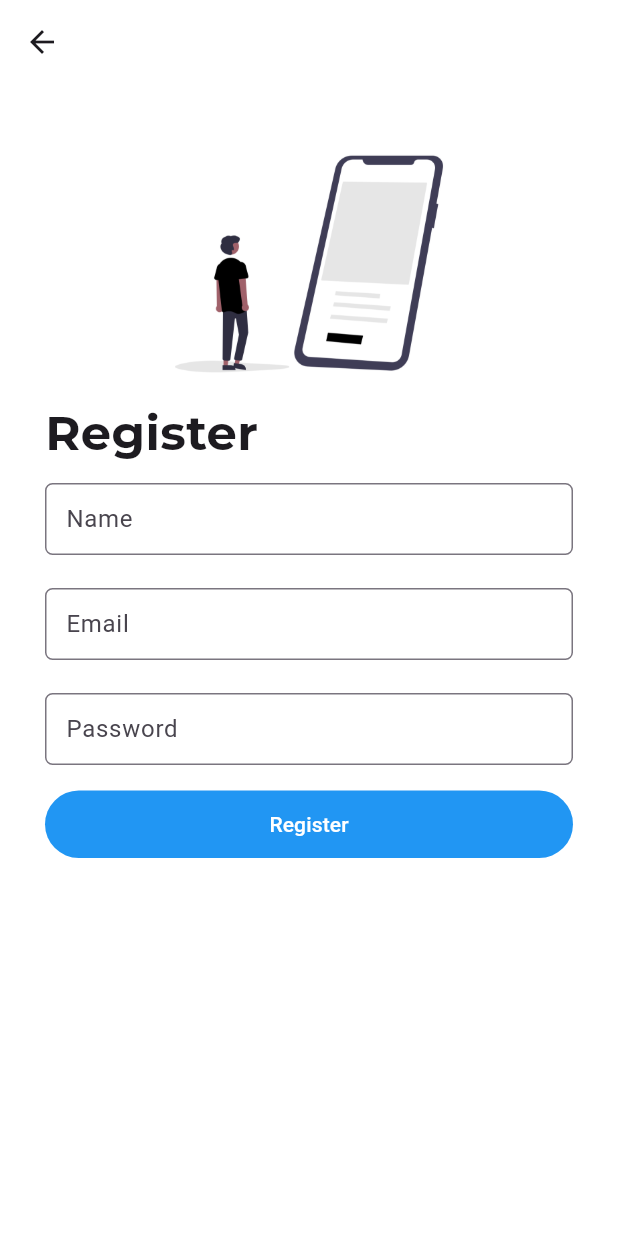
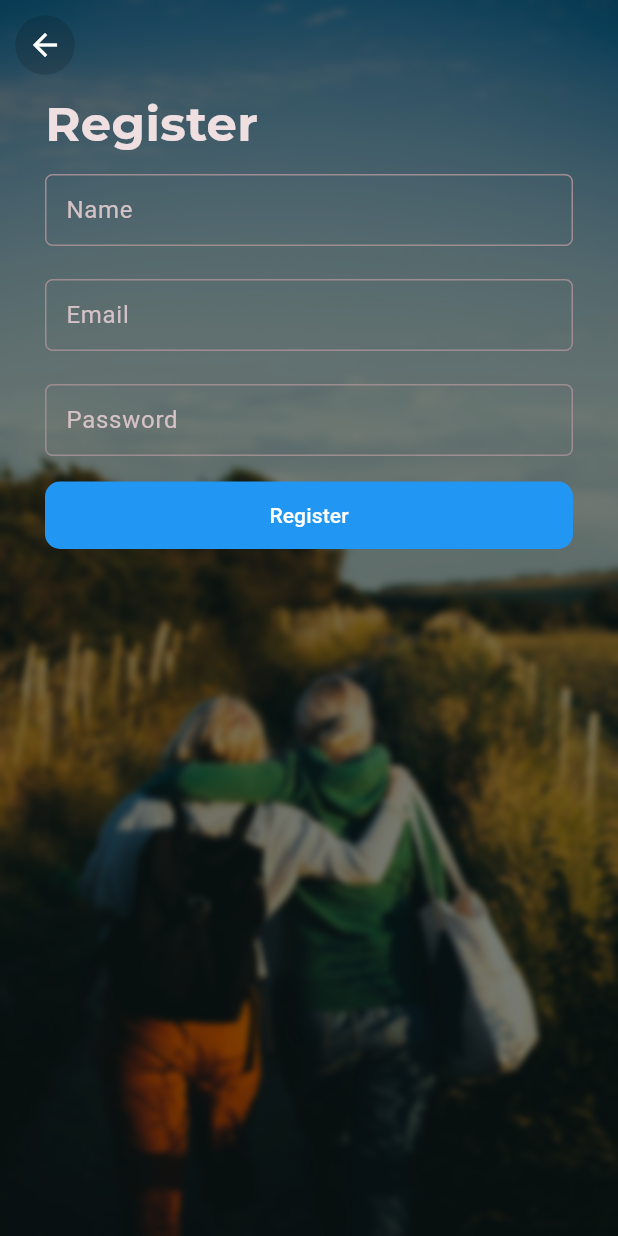
Before and after one commit to jhorgiGheovani/storylens_flutter, a Flutter app: the RegisterPage screen opened directly with empty values, after a tap on "Register", on a phone screen of 412 x 824 dp. Run offline on Flutter 3.47's test engine with Material 3 defaults, Android fonts, the phone set to English and light mode, and no system bars; our stand-ins replace font_awesome_flutter, geocoding, google_fonts, google_maps_flutter, image_picker, location and 1 more; accounts and stored records are empty; network calls fail.

Commit message:
fixing bug

```diff
--- a/lib/main.dart
+++ b/lib/main.dart
@@ -47,6 +47,12 @@ class _MyAppState extends State<MyApp> {
             colorScheme: ColorScheme.fromSeed(seedColor: Colors.deepPurple),
             useMaterial3: true,
           ),
+          darkTheme: ThemeData(
+            useMaterial3: true,
+            brightness: Brightness.dark,
+            colorSchemeSeed: Colors.black,
+          ),
+          themeMode: ThemeMode.dark,
           home: Router(
             routerDelegate: myRouterDelegate,
             backButtonDispatcher: RootBackButtonDispatcher(),
--- a/lib/ui/login_page.dart
+++ b/lib/ui/login_page.dart
@@ -26,7 +26,6 @@ class _LoginPageState extends State<LoginPage>
 
   final passwordController = TextEditingController();
   late AnimationController _controller;
-  late Animation<double> _animation;
 
   @override
   void initState() {
@@ -35,13 +34,6 @@ class _LoginPageState extends State<LoginPage>
       vsync: this,
       duration: const Duration(milliseconds: 700), // Adjust duration as needed
     );
-    _animation = Tween<double>(
-      begin: 0.0,
-      end: 1.0,
-    ).animate(CurvedAnimation(
-      parent: _controller,
-      curve: Curves.easeInOut, // Adjust curve as needed
-    ));
     _controller.forward();
   }
 
@@ -55,54 +47,97 @@ class _LoginPageState extends State<LoginPage>
   @override
   Widget build(BuildContext context) {
     return Scaffold(
-        backgroundColor: Colors.white,
+        backgroundColor: Colors.black,
         body: SafeArea(
-            child: SingleChildScrollView(
-                child: FadeTransition(
-          opacity: _animation,
-          child: Column(
-            mainAxisAlignment: MainAxisAlignment.start,
-            crossAxisAlignment: CrossAxisAlignment.start,
+            child: Stack(
           children: [
-              Center(
+            Positioned.fill(
+              child: ColorFiltered(
+                colorFilter: ColorFilter.mode(
+                  Colors.black.withOpacity(0.5), // Adjust the opacity as needed
+                  BlendMode.darken,
+                ),
                 child: Image.asset(
-                  'images/login.png',
-                  height: 200,
+                  'images/loginbg.jpg', // Replace with your image asset
+                  fit: BoxFit.cover,
+                ),
               ),
             ),
             Padding(
-                padding: const EdgeInsets.only(left: 30),
-                child: Text(
-                  "Welcome \nBack!",
-                  style: myTextTheme.headlineMedium
-                      ?.copyWith(fontWeight: FontWeight.bold),
+              padding: const EdgeInsets.symmetric(vertical: 30),
+              child: Column(
+                children: [
+                  Padding(
+                    padding: const EdgeInsets.only(top: 50, bottom: 40),
+                    child: Column(
+                      crossAxisAlignment: CrossAxisAlignment.center,
+                      children: [
+                        Text(
+                          "Storylens",
+                          style: myTextTheme.displaySmall?.copyWith(
+                            color: Colors.white,
+                            fontWeight: FontWeight.w700,
+                            shadows: [
+                              Shadow(
+                                blurRadius: 10.0,
+                                color: Colors.black.withOpacity(0.5),
+                                offset: Offset(3.0, 3.0),
+                              ),
+                            ],
+                          ),
+                        ),
+                        Text(
+                          "Every Picture Tells a Story",
+                          style: myTextTheme.labelMedium?.copyWith(
+                            color: Colors.white,
+                            fontWeight: FontWeight.w700,
+                            letterSpacing: 1.2,
+                            shadows: [
+                              Shadow(
+                                blurRadius: 10.0,
+                                color: Colors.black.withOpacity(0.5),
+                                offset: const Offset(3.0, 3.0),
+                              ),
+                            ],
+                          ),
+                        ),
+                      ],
                     ),
                   ),
                   Padding(
-                  padding: const EdgeInsets.only(left: 30, right: 30, top: 10),
+                    padding: const EdgeInsets.symmetric(
+                        horizontal: 30, vertical: 10),
                     child: InputFields(
                       controller: emailController,
                       hint: "Email",
-                      isPassword: false)),
+                      isPassword: false,
+                    ),
+                  ),
                   Padding(
-                  padding: const EdgeInsets.only(left: 30, right: 30, top: 20),
+                    padding: const EdgeInsets.symmetric(
+                        horizontal: 30, vertical: 10),
                     child: InputFields(
                       controller: passwordController,
                       hint: "Password",
-                      isPassword: true)),
+                      isPassword: true,
+                    ),
+                  ),
                   Padding(
-                padding: const EdgeInsets.only(left: 30, right: 30, top: 15),
+                    padding: const EdgeInsets.symmetric(
+                        horizontal: 30, vertical: 15),
                     child: SizedBox(
                       width: double.infinity,
-                    height: 45, // Set your desired width
+                      height: 50, // Set your desired height
                       child: context.watch<AuthProvider>().isLoadingLogin
                           ? const Center(child: CircularProgressIndicator())
                           : TextButton(
                               onPressed: () async {
                                 final scaffoldMessenger =
                                     ScaffoldMessenger.of(context);
-                              final authProvider = context.read<AuthProvider>();
-                              await authProvider.loginUser(emailController.text,
+                                final authProvider =
+                                    context.read<AuthProvider>();
+                                await authProvider.loginUser(
+                                    emailController.text,
                                     passwordController.text);
 
                                 if (authProvider.state == SubmitState.success) {
@@ -110,39 +145,53 @@ class _LoginPageState extends State<LoginPage>
                                 } else if (authProvider.state ==
                                     SubmitState.error) {
                                   scaffoldMessenger.showSnackBar(SnackBar(
-                                  content:
-                                      Text(authProvider.loginResponse!.message),
+                                    content: Text(
+                                        authProvider.loginResponse!.message),
                                   ));
                                 }
                               },
                               style: ButtonStyle(
-                              backgroundColor: MaterialStateProperty.all<Color>(
-                                  Colors.blue), // Set the background color
+                                backgroundColor:
+                                    MaterialStateProperty.all<Color>(
+                                        Colors.blue),
+                                shape: MaterialStateProperty.all<
+                                    RoundedRectangleBorder>(
+                                  RoundedRectangleBorder(
+                                    borderRadius: BorderRadius.circular(10),
+                                  ),
+                                ),
                               ),
                               child: const Text(
                                 "Sign in",
                                 style: TextStyle(color: Colors.white),
                               ),
-                          )),
+                            ),
+                    ),
                   ),
                   Row(
                     crossAxisAlignment: CrossAxisAlignment.center,
                     mainAxisAlignment: MainAxisAlignment.center,
                     children: [
-                  const Text("Don't have an account? "),
+                      const Text(
+                        "Don't have an account? ",
+                        style: TextStyle(color: Colors.white),
+                      ),
                       GestureDetector(
                         onTap: () => widget.onRegister(),
                         child: const Text(
-                      "Register",
+                          "Sign up",
                           style: TextStyle(
                             color: Colors.blue,
+                            fontWeight: FontWeight.bold,
                           ),
                         ),
-                  )
+                      ),
                     ],
                   ),
                 ],
               ),
-        ))));
+            )
+          ],
+        )));
   }
 }
--- a/lib/ui/register_page.dart
+++ b/lib/ui/register_page.dart
@@ -1,4 +1,6 @@
 // ignore_for_file: public_member_api_docs, sort_constructors_first
+import 'dart:ui';
+
 import 'package:flutter/material.dart';
 import 'package:provider/provider.dart';
 
@@ -32,25 +34,69 @@ class _RegisterPageState extends State<RegisterPage> {
   @override
   Widget build(BuildContext context) {
     return Scaffold(
-        appBar: AppBar(
-          backgroundColor: Colors.white,
+        extendBodyBehindAppBar: true,
+        backgroundColor: Colors.black,
+        body: SafeArea(
+            child: Stack(
+          children: [
+            Positioned.fill(
+              child: Stack(
+                children: [
+                  Positioned.fill(
+                    child: Image.asset(
+                      'images/loginbg.jpg', // Replace with your image asset
+                      fit: BoxFit.cover,
                     ),
-        backgroundColor: Colors.white,
-        body: SafeArea(
-            child: SingleChildScrollView(
-          child: Padding(
-              padding: const EdgeInsets.only(top: 30),
+                  ),
+                  Positioned.fill(
+                    child: BackdropFilter(
+                      filter: ImageFilter.blur(
+                          sigmaX: 2.0,
+                          sigmaY: 2.0), // Adjust the blur radius as needed
+                      child: Container(
+                        color: Colors.black
+                            .withOpacity(0.5), // Optionally add a dark overlay
+                      ),
+                    ),
+                  ),
+                ],
+              ),
+            ),
+            Padding(
+              padding: const EdgeInsets.only(left: 10, top: 10),
+              child: GestureDetector(
+                onTap: () {
+                  // widget.uploadSuccess();
+                },
+                child: ClipOval(
+                  child: BackdropFilter(
+                    filter: ImageFilter.blur(
+                      sigmaX: 10.0,
+                      sigmaY: 10.0,
+                    ),
+                    child: Container(
+                      width: 40.0,
+                      height: 40.0,
+                      decoration: BoxDecoration(
+                        color: Colors.black.withOpacity(0.15),
+                        shape: BoxShape.circle,
+                      ),
+                      child: const Icon(
+                        Icons.arrow_back,
+                        color: Colors.white,
+                      ),
+                    ),
+                  ),
+                ),
+              ),
+            ),
+            Padding(
+                padding: const EdgeInsets.only(top: 60),
                 child: Center(
                   child: Column(
                     mainAxisAlignment: MainAxisAlignment.start,
                     crossAxisAlignment: CrossAxisAlignment.start,
                     children: [
-                    Center(
-                      child: Image.asset(
-                        'images/register.png',
-                        height: 180,
-                      ),
-                    ),
                       Padding(
                           padding: const EdgeInsets.only(left: 30),
                           child: Text(
@@ -59,33 +105,35 @@ class _RegisterPageState extends State<RegisterPage> {
                                 ?.copyWith(fontWeight: FontWeight.bold),
                           )),
                       Padding(
-                        padding:
-                            const EdgeInsets.only(left: 30, right: 30, top: 10),
+                          padding: const EdgeInsets.only(
+                              left: 30, right: 30, top: 10),
                           child: InputFields(
                               controller: nameController,
                               hint: "Name",
                               isPassword: false)),
                       Padding(
-                        padding:
-                            const EdgeInsets.only(left: 30, right: 30, top: 20),
+                          padding: const EdgeInsets.only(
+                              left: 30, right: 30, top: 20),
                           child: InputFields(
                               controller: emailController,
                               hint: "Email",
                               isPassword: false)),
                       Padding(
-                        padding:
-                            const EdgeInsets.only(left: 30, right: 30, top: 20),
+                          padding: const EdgeInsets.only(
+                              left: 30, right: 30, top: 20),
                           child: InputFields(
                               controller: passwordController,
                               hint: "Password",
                               isPassword: true)),
                       Padding(
-                        padding:
-                            const EdgeInsets.only(left: 30, right: 30, top: 15),
+                          padding: const EdgeInsets.only(
+                              left: 30, right: 30, top: 15),
                           child: SizedBox(
                               width: double.infinity,
                               height: 45, // Set your desired width
-                            child: context.watch<AuthProvider>().isLoadingLogin
+                              child: context
+                                      .watch<AuthProvider>()
+                                      .isLoadingLogin
                                   ? const Center(
                                       child: CircularProgressIndicator())
                                   : TextButton(
@@ -102,7 +150,8 @@ class _RegisterPageState extends State<RegisterPage> {
 
                                         if (authProvider.state ==
                                             SubmitState.success) {
-                                        scaffoldMessenger.showSnackBar(SnackBar(
+                                          scaffoldMessenger
+                                              .showSnackBar(SnackBar(
                                             content: Text(authProvider
                                                 .registerUserResponse!.message),
                                           ));
@@ -110,16 +159,24 @@ class _RegisterPageState extends State<RegisterPage> {
                                               authProvider, scaffoldMessenger);
                                         } else if (authProvider.state ==
                                             SubmitState.error) {
-                                        scaffoldMessenger.showSnackBar(SnackBar(
+                                          scaffoldMessenger
+                                              .showSnackBar(SnackBar(
                                             content: Text(authProvider
                                                 .registerUserResponse!.message),
                                           ));
                                         }
                                       },
                                       style: ButtonStyle(
-                                      backgroundColor: MaterialStateProperty
-                                          .all<Color>(Colors
-                                              .blue), // Set the background color
+                                        backgroundColor:
+                                            MaterialStateProperty.all<Color>(
+                                                Colors.blue),
+                                        shape: MaterialStateProperty.all<
+                                            RoundedRectangleBorder>(
+                                          RoundedRectangleBorder(
+                                            borderRadius:
+                                                BorderRadius.circular(10),
+                                          ),
+                                        ),
                                       ),
                                       child: const Text(
                                         "Register",
@@ -129,6 +186,7 @@ class _RegisterPageState extends State<RegisterPage> {
                     ],
                   ),
                 )),
+          ],
         )));
   }
 
--- a/lib/widgets/list_story_item.dart
+++ b/lib/widgets/list_story_item.dart
@@ -16,9 +16,11 @@ class ListStoryItem extends StatelessWidget {
   @override
   Widget build(BuildContext context) {
     return Material(
+      color: Colors.black,
       child: GestureDetector(
         onTap: () => onTapped(story!.id),
         child: Card(
+          color: Colors.black,
           shape: RoundedRectangleBorder(
             borderRadius: BorderRadius.circular(0),
           ),
--- a/pubspec.yaml
+++ b/pubspec.yaml
@@ -34,3 +34,4 @@ flutter:
   assets:
     - images/login.png
     - images/register.png
+    - images/loginbg.jpg
```
Also changed, not shown: lib/ui/add_story_page.dart (+5 -3 lines), lib/ui/detail_page.dart (+5 -3 lines), lib/ui/home_page.dart (+7 -6 lines), lib/utils/customfab.dart (added, +44 -0 lines), images/loginbg.jpg (added). Lines whose indentation alone changed are shown as unchanged.
